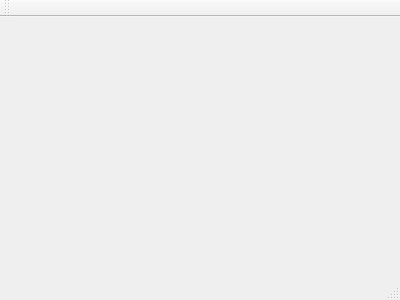
This is mainwindow.ui in nerd-force1/Invoice-Generator as Qt 5 draws it before an edit. The edited form follows.
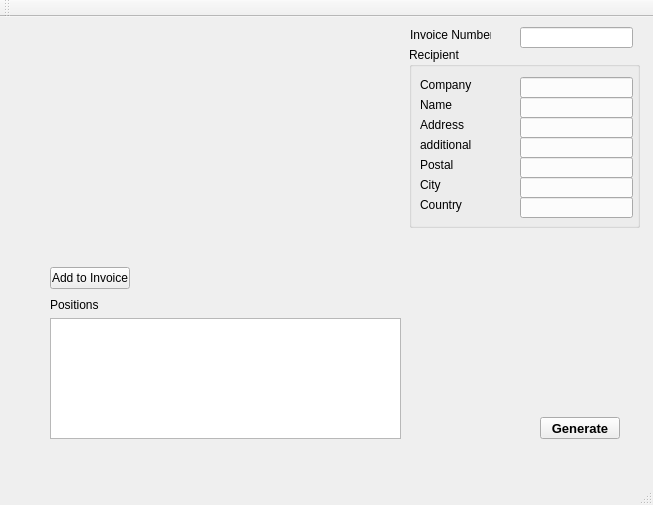
This is the edited form.

Commit message: neue erste gui

```diff
--- a/mainwindow.ui
+++ b/mainwindow.ui
@@ -1,24 +1,317 @@
 <ui version="4.0">
  <class>MainWindow</class>
- <widget class="QMainWindow" name="MainWindow" >
-  <property name="geometry" >
+ <widget class="QMainWindow" name="MainWindow">
+  <property name="geometry">
    <rect>
     <x>0</x>
     <y>0</y>
-    <width>400</width>
-    <height>300</height>
+    <width>653</width>
+    <height>505</height>
    </rect>
   </property>
   <property name="windowTitle" >
    <string>MainWindow</string>
   </property>
-  <widget class="QMenuBar" name="menuBar" />
-  <widget class="QToolBar" name="mainToolBar" />
-  <widget class="QWidget" name="centralWidget" />
-  <widget class="QStatusBar" name="statusBar" />
+  <widget class="QWidget" name="centralWidget">
+   <widget class="QPushButton" name="generateButton">
+    <property name="geometry">
+     <rect>
+      <x>540</x>
+      <y>400</y>
+      <width>80</width>
+      <height>22</height>
+     </rect>
+    </property>
+    <property name="font">
+     <font>
+      <pointsize>10</pointsize>
+      <weight>75</weight>
+      <bold>true</bold>
+     </font>
+    </property>
+    <property name="layoutDirection">
+     <enum>Qt::LeftToRight</enum>
+    </property>
+    <property name="text">
+     <string>Generate</string>
+    </property>
+   </widget>
+   <widget class="QLabel" name="label">
+    <property name="geometry">
+     <rect>
+      <x>410</x>
+      <y>10</y>
+      <width>81</width>
+      <height>16</height>
+     </rect>
+    </property>
+    <property name="text">
+     <string>Invoice Number</string>
+    </property>
+   </widget>
+   <widget class="QLineEdit" name="lineEdit">
+    <property name="geometry">
+     <rect>
+      <x>520</x>
+      <y>10</y>
+      <width>113</width>
+      <height>21</height>
+     </rect>
+    </property>
+   </widget>
+   <widget class="QLabel" name="label_2">
+    <property name="geometry">
+     <rect>
+      <x>420</x>
+      <y>60</y>
+      <width>91</width>
+      <height>16</height>
+     </rect>
+    </property>
+    <property name="layoutDirection">
+     <enum>Qt::LeftToRight</enum>
+    </property>
+    <property name="text">
+     <string>Company</string>
+    </property>
+   </widget>
+   <widget class="QLabel" name="label_4">
+    <property name="geometry">
+     <rect>
+      <x>420</x>
+      <y>80</y>
+      <width>91</width>
+      <height>16</height>
+     </rect>
+    </property>
+    <property name="layoutDirection">
+     <enum>Qt::LeftToRight</enum>
+    </property>
+    <property name="text">
+     <string>Name</string>
+    </property>
+   </widget>
+   <widget class="QLabel" name="label_5">
+    <property name="geometry">
+     <rect>
+      <x>420</x>
+      <y>100</y>
+      <width>91</width>
+      <height>16</height>
+     </rect>
+    </property>
+    <property name="layoutDirection">
+     <enum>Qt::LeftToRight</enum>
+    </property>
+    <property name="text">
+     <string>Address</string>
+    </property>
+   </widget>
+   <widget class="QLabel" name="label_6">
+    <property name="geometry">
+     <rect>
+      <x>420</x>
+      <y>120</y>
+      <width>91</width>
+      <height>16</height>
+     </rect>
+    </property>
+    <property name="layoutDirection">
+     <enum>Qt::LeftToRight</enum>
+    </property>
+    <property name="text">
+     <string>additional</string>
+    </property>
+   </widget>
+   <widget class="QLabel" name="label_7">
+    <property name="geometry">
+     <rect>
+      <x>420</x>
+      <y>140</y>
+      <width>91</width>
+      <height>16</height>
+     </rect>
+    </property>
+    <property name="layoutDirection">
+     <enum>Qt::LeftToRight</enum>
+    </property>
+    <property name="text">
+     <string>Postal</string>
+    </property>
+   </widget>
+   <widget class="QLabel" name="label_8">
+    <property name="geometry">
+     <rect>
+      <x>420</x>
+      <y>160</y>
+      <width>91</width>
+      <height>16</height>
+     </rect>
+    </property>
+    <property name="layoutDirection">
+     <enum>Qt::LeftToRight</enum>
+    </property>
+    <property name="text">
+     <string>City</string>
+    </property>
+   </widget>
+   <widget class="QLabel" name="label_9">
+    <property name="geometry">
+     <rect>
+      <x>420</x>
+      <y>180</y>
+      <width>91</width>
+      <height>16</height>
+     </rect>
+    </property>
+    <property name="layoutDirection">
+     <enum>Qt::LeftToRight</enum>
+    </property>
+    <property name="text">
+     <string>Country</string>
+    </property>
+   </widget>
+   <widget class="QLineEdit" name="lineEdit_2">
+    <property name="geometry">
+     <rect>
+      <x>520</x>
+      <y>60</y>
+      <width>113</width>
+      <height>21</height>
+     </rect>
+    </property>
+   </widget>
+   <widget class="QLineEdit" name="lineEdit_3">
+    <property name="geometry">
+     <rect>
+      <x>520</x>
+      <y>80</y>
+      <width>113</width>
+      <height>21</height>
+     </rect>
+    </property>
+   </widget>
+   <widget class="QLineEdit" name="lineEdit_4">
+    <property name="geometry">
+     <rect>
+      <x>520</x>
+      <y>100</y>
+      <width>113</width>
+      <height>21</height>
+     </rect>
+    </property>
+   </widget>
+   <widget class="QLineEdit" name="lineEdit_5">
+    <property name="geometry">
+     <rect>
+      <x>520</x>
+      <y>120</y>
+      <width>113</width>
+      <height>21</height>
+     </rect>
+    </property>
+   </widget>
+   <widget class="QLineEdit" name="lineEdit_6">
+    <property name="geometry">
+     <rect>
+      <x>520</x>
+      <y>140</y>
+      <width>113</width>
+      <height>21</height>
+     </rect>
+    </property>
+   </widget>
+   <widget class="QLineEdit" name="lineEdit_7">
+    <property name="geometry">
+     <rect>
+      <x>520</x>
+      <y>160</y>
+      <width>113</width>
+      <height>21</height>
+     </rect>
+    </property>
+   </widget>
+   <widget class="QLineEdit" name="lineEdit_8">
+    <property name="geometry">
+     <rect>
+      <x>520</x>
+      <y>180</y>
+      <width>113</width>
+      <height>21</height>
+     </rect>
+    </property>
+   </widget>
+   <widget class="QTextBrowser" name="textBrowser">
+    <property name="geometry">
+     <rect>
+      <x>50</x>
+      <y>301</y>
+      <width>351</width>
+      <height>121</height>
+     </rect>
+    </property>
+   </widget>
+   <widget class="QLabel" name="label_10">
+    <property name="geometry">
+     <rect>
+      <x>50</x>
+      <y>280</y>
+      <width>111</width>
+      <height>16</height>
+     </rect>
+    </property>
+    <property name="text">
+     <string>Positions</string>
+    </property>
+   </widget>
+   <widget class="QGroupBox" name="groupBox">
+    <property name="geometry">
+     <rect>
+      <x>409</x>
+      <y>30</y>
+      <width>231</width>
+      <height>181</height>
+     </rect>
+    </property>
+    <property name="title">
+     <string>Recipient</string>
+    </property>
+   </widget>
+   <widget class="QPushButton" name="pushButton">
+    <property name="geometry">
+     <rect>
+      <x>50</x>
+      <y>250</y>
+      <width>80</width>
+      <height>22</height>
+     </rect>
+    </property>
+    <property name="text">
+     <string>Add to Invoice</string>
+    </property>
+   </widget>
+  </widget>
+  <widget class="QMenuBar" name="menuBar">
+   <property name="geometry">
+    <rect>
+     <x>0</x>
+     <y>0</y>
+     <width>653</width>
+     <height>21</height>
+    </rect>
+   </property>
+  </widget>
+  <widget class="QToolBar" name="mainToolBar">
+   <attribute name="toolBarArea">
+    <enum>TopToolBarArea</enum>
+   </attribute>
+   <attribute name="toolBarBreak">
+    <bool>false</bool>
+   </attribute>
+  </widget>
+  <widget class="QStatusBar" name="statusBar"/>
  </widget>
- <layoutDefault spacing="6" margin="11" />
- <pixmapfunction></pixmapfunction>
+ <layoutdefault spacing="6" margin="11"/>
  <resources/>
  <connections/>
 </ui>
```
Left out of the diff: 3 changed lines with no effect on the pictures. The commit also changes 1 other file.
